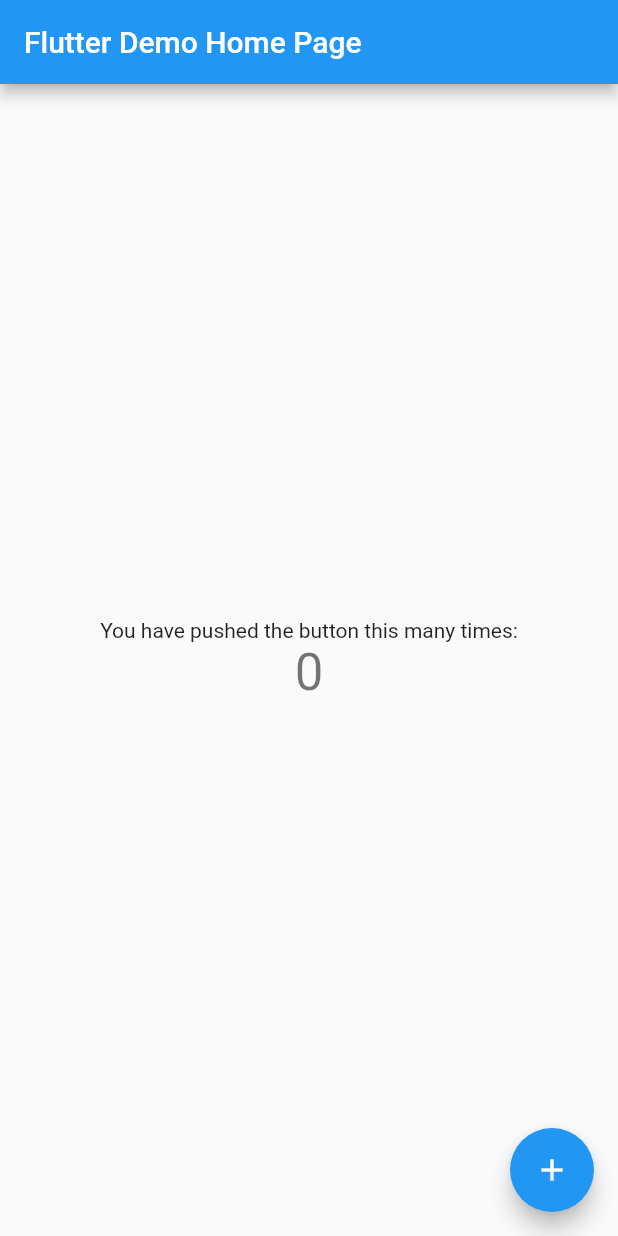
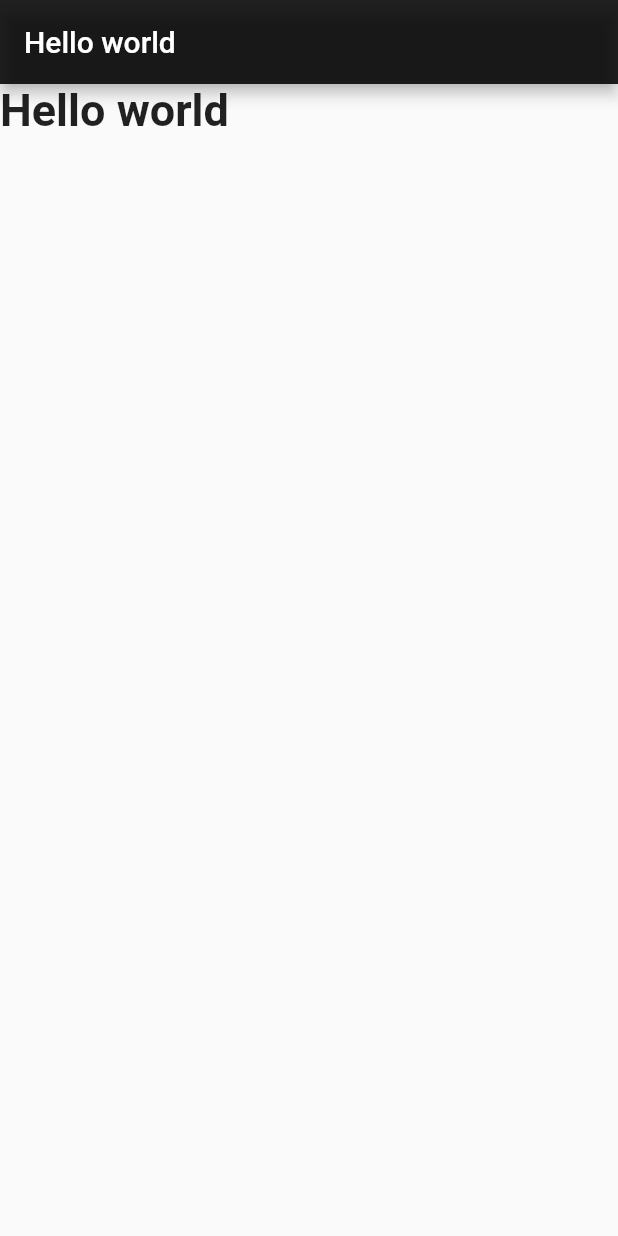
Before and after one commit to laulim/my-flutter-app, a Flutter app: the screen it shows after launch, on a phone screen of 412 x 824 dp. Run offline on Flutter 3.47's test engine with Material 2 defaults, Android fonts, the phone set to English and light mode, and no system bars.

Commit message:
T - text styles

```diff
--- a/lib/main.dart
+++ b/lib/main.dart
@@ -1,115 +1,29 @@
+
 import 'package:flutter/material.dart';
 
 void main() {
-  runApp(const MyApp());
+  runApp(MaterialApp(
+    title: 'Flutter tutorial',
+    home: Scaffold(
+      appBar: AppBar(
+        title: const Text('Hello world'),
+        backgroundColor: Colors.black87,
+      ),
+      body: const Text(
+        'Hello world',
+        style: TextStyle(
+          fontSize: 30.0,
+          fontWeight: FontWeight.bold,
+          color: Colors.black87,
+          ),
+        )
+      // floatingActionButton: FloatingActionButton(
+      //   child: Text('Add'),
+      //   onPressed: ,
+      // ),
+      // bottomNavigationBar: BottomNavigationBar(
+
+      // ),
+    ),
+  ));
 }
-
-class MyApp extends StatelessWidget {
-  const MyApp({Key? key}) : super(key: key);
-
-  // This widget is the root of your application.
-  @override
-  Widget build(BuildContext context) {
-    return MaterialApp(
-      title: 'Flutter Demo',
-      theme: ThemeData(
-        // This is the theme of your application.
-        //
-        // Try running your application with "flutter run". You'll see the
-        // application has a blue toolbar. Then, without quitting the app, try
-        // changing the primarySwatch below to Colors.green and then invoke
-        // "hot reload" (press "r" in the console where you ran "flutter run",
-        // or simply save your changes to "hot reload" in a Flutter IDE).
-        // Notice that the counter didn't reset back to zero; the application
-        // is not restarted.
-        primarySwatch: Colors.blue,
-      ),
-      home: const MyHomePage(title: 'Flutter Demo Home Page'),
-    );
-  }
-}
-
-class MyHomePage extends StatefulWidget {
-  const MyHomePage({Key? key, required this.title}) : super(key: key);
-
-  // This widget is the home page of your application. It is stateful, meaning
-  // that it has a State object (defined below) that contains fields that affect
-  // how it looks.
-
-  // This class is the configuration for the state. It holds the values (in this
-  // case the title) provided by the parent (in this case the App widget) and
-  // used by the build method of the State. Fields in a Widget subclass are
-  // always marked "final".
-
-  final String title;
-
-  @override
-  State<MyHomePage> createState() => _MyHomePageState();
-}
-
-class _MyHomePageState extends State<MyHomePage> {
-  int _counter = 0;
-
-  void _incrementCounter() {
-    setState(() {
-      // This call to setState tells the Flutter framework that something has
-      // changed in this State, which causes it to rerun the build method below
-      // so that the display can reflect the updated values. If we changed
-      // _counter without calling setState(), then the build method would not be
-      // called again, and so nothing would appear to happen.
-      _counter++;
-    });
-  }
-
-  @override
-  Widget build(BuildContext context) {
-    // This method is rerun every time setState is called, for instance as done
-    // by the _incrementCounter method above.
-    //
-    // The Flutter framework has been optimized to make rerunning build methods
-    // fast, so that you can just rebuild anything that needs updating rather
-    // than having to individually change instances of widgets.
-    return Scaffold(
-      appBar: AppBar(
-        // Here we take the value from the MyHomePage object that was created by
-        // the App.build method, and use it to set our appbar title.
-        title: Text(widget.title),
-      ),
-      body: Center(
-        // Center is a layout widget. It takes a single child and positions it
-        // in the middle of the parent.
-        child: Column(
-          // Column is also a layout widget. It takes a list of children and
-          // arranges them vertically. By default, it sizes itself to fit its
-          // children horizontally, and tries to be as tall as its parent.
-          //
-          // Invoke "debug painting" (press "p" in the console, choose the
-          // "Toggle Debug Paint" action from the Flutter Inspector in Android
-          // Studio, or the "Toggle Debug Paint" command in Visual Studio Code)
-          // to see the wireframe for each widget.
-          //
-          // Column has various properties to control how it sizes itself and
-          // how it positions its children. Here we use mainAxisAlignment to
-          // center the children vertically; the main axis here is the vertical
-          // axis because Columns are vertical (the cross axis would be
-          // horizontal).
-          mainAxisAlignment: MainAxisAlignment.center,
-          children: <Widget>[
-            const Text(
-              'You have pushed the button this many times:',
-            ),
-            Text(
-              '$_counter',
-              style: Theme.of(context).textTheme.headline4,
-            ),
-          ],
-        ),
-      ),
-      floatingActionButton: FloatingActionButton(
-        onPressed: _incrementCounter,
-        tooltip: 'Increment',
-        child: const Icon(Icons.add),
-      ), // This trailing comma makes auto-formatting nicer for build methods.
-    );
-  }
-}
```
Also changed, not shown: 1 other file.
